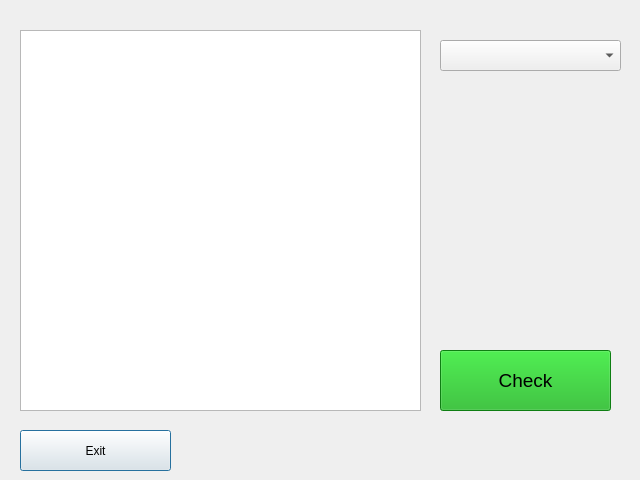
Old version of the form UITrainer.ui in the repository MichailKon/EmotionTrainer.
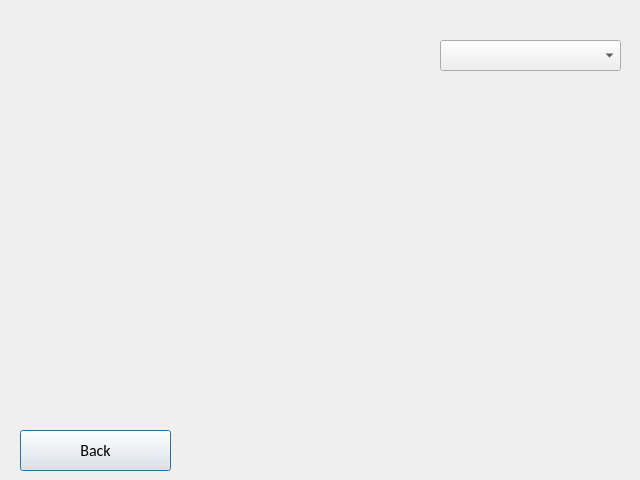
New version of the form.

```diff
--- a/UITrainer.ui
+++ b/UITrainer.ui
@@ -67,16 +67,6 @@
     </property>
    </item>
   </widget>
-  <widget class="QGraphicsView" name="graphicsView">
-   <property name="geometry">
-    <rect>
-     <x>20</x>
-     <y>30</y>
-     <width>401</width>
-     <height>381</height>
-    </rect>
-   </property>
-  </widget>
   <widget class="QPushButton" name="pushButton">
    <property name="geometry">
     <rect>
@@ -86,483 +76,34 @@
      <height>41</height>
     </rect>
    </property>
-   <property name="text">
-    <string>Exit</string>
-   </property>
-  </widget>
-  <widget class="QPushButton" name="pushButton_2">
-   <property name="geometry">
-    <rect>
-     <x>440</x>
-     <y>350</y>
-     <width>171</width>
-     <height>61</height>
-    </rect>
-   </property>
-   <property name="palette">
-    <palette>
-     <active>
-      <colorrole role="WindowText">
-       <brush brushstyle="SolidPattern">
-        <color alpha="255">
-         <red>0</red>
-         <green>0</green>
-         <blue>0</blue>
-        </color>
-       </brush>
-      </colorrole>
-      <colorrole role="Button">
-       <brush brushstyle="SolidPattern">
-        <color alpha="255">
-         <red>20</red>
-         <green>177</green>
-         <blue>25</blue>
-        </color>
-       </brush>
-      </colorrole>
-      <colorrole role="Light">
-       <brush brushstyle="SolidPattern">
-        <color alpha="255">
-         <red>39</red>
-         <green>255</green>
-         <blue>46</blue>
-        </color>
-       </brush>
-      </colorrole>
-      <colorrole role="Midlight">
-       <brush brushstyle="SolidPattern">
-        <color alpha="255">
-         <red>29</red>
-         <green>216</green>
-         <blue>35</blue>
-        </color>
-       </brush>
-      </colorrole>
-      <colorrole role="Dark">
-       <brush brushstyle="SolidPattern">
-        <color alpha="255">
-         <red>10</red>
-         <green>88</green>
-         <blue>12</blue>
-        </color>
-       </brush>
-      </colorrole>
-      <colorrole role="Mid">
-       <brush brushstyle="SolidPattern">
-        <color alpha="255">
-         <red>13</red>
-         <green>118</green>
-         <blue>16</blue>
-        </color>
-       </brush>
-      </colorrole>
-      <colorrole role="Text">
-       <brush brushstyle="SolidPattern">
-        <color alpha="255">
-         <red>0</red>
-         <green>0</green>
-         <blue>0</blue>
-        </color>
-       </brush>
-      </colorrole>
-      <colorrole role="BrightText">
-       <brush brushstyle="SolidPattern">
-        <color alpha="255">
-         <red>255</red>
-         <green>255</green>
-         <blue>255</blue>
-        </color>
-       </brush>
-      </colorrole>
-      <colorrole role="ButtonText">
-       <brush brushstyle="SolidPattern">
-        <color alpha="255">
-         <red>0</red>
-         <green>0</green>
-         <blue>0</blue>
-        </color>
-       </brush>
-      </colorrole>
-      <colorrole role="Base">
-       <brush brushstyle="SolidPattern">
-        <color alpha="255">
-         <red>255</red>
-         <green>255</green>
-         <blue>255</blue>
-        </color>
-       </brush>
-      </colorrole>
-      <colorrole role="Window">
-       <brush brushstyle="SolidPattern">
-        <color alpha="255">
-         <red>20</red>
-         <green>177</green>
-         <blue>25</blue>
-        </color>
-       </brush>
-      </colorrole>
-      <colorrole role="Shadow">
-       <brush brushstyle="SolidPattern">
-        <color alpha="255">
-         <red>0</red>
-         <green>0</green>
-         <blue>0</blue>
-        </color>
-       </brush>
-      </colorrole>
-      <colorrole role="AlternateBase">
-       <brush brushstyle="SolidPattern">
-        <color alpha="255">
-         <red>137</red>
-         <green>216</green>
-         <blue>140</blue>
-        </color>
-       </brush>
-      </colorrole>
-      <colorrole role="ToolTipBase">
-       <brush brushstyle="SolidPattern">
-        <color alpha="255">
-         <red>255</red>
-         <green>255</green>
-         <blue>220</blue>
-        </color>
-       </brush>
-      </colorrole>
-      <colorrole role="ToolTipText">
-       <brush brushstyle="SolidPattern">
-        <color alpha="255">
-         <red>0</red>
-         <green>0</green>
-         <blue>0</blue>
-        </color>
-       </brush>
-      </colorrole>
-      <colorrole role="PlaceholderText">
-       <brush brushstyle="SolidPattern">
-        <color alpha="128">
-         <red>0</red>
-         <green>0</green>
-         <blue>0</blue>
-        </color>
-       </brush>
-      </colorrole>
-     </active>
-     <inactive>
-      <colorrole role="WindowText">
-       <brush brushstyle="SolidPattern">
-        <color alpha="255">
-         <red>0</red>
-         <green>0</green>
-         <blue>0</blue>
-        </color>
-       </brush>
-      </colorrole>
-      <colorrole role="Button">
-       <brush brushstyle="SolidPattern">
-        <color alpha="255">
-         <red>20</red>
-         <green>177</green>
-         <blue>25</blue>
-        </color>
-       </brush>
-      </colorrole>
-      <colorrole role="Light">
-       <brush brushstyle="SolidPattern">
-        <color alpha="255">
-         <red>39</red>
-         <green>255</green>
-         <blue>46</blue>
-        </color>
-       </brush>
-      </colorrole>
-      <colorrole role="Midlight">
-       <brush brushstyle="SolidPattern">
-        <color alpha="255">
-         <red>29</red>
-         <green>216</green>
-         <blue>35</blue>
-        </color>
-       </brush>
-      </colorrole>
-      <colorrole role="Dark">
-       <brush brushstyle="SolidPattern">
-        <color alpha="255">
-         <red>10</red>
-         <green>88</green>
-         <blue>12</blue>
-        </color>
-       </brush>
-      </colorrole>
-      <colorrole role="Mid">
-       <brush brushstyle="SolidPattern">
-        <color alpha="255">
-         <red>13</red>
-         <green>118</green>
-         <blue>16</blue>
-        </color>
-       </brush>
-      </colorrole>
-      <colorrole role="Text">
-       <brush brushstyle="SolidPattern">
-        <color alpha="255">
-         <red>0</red>
-         <green>0</green>
-         <blue>0</blue>
-        </color>
-       </brush>
-      </colorrole>
-      <colorrole role="BrightText">
-       <brush brushstyle="SolidPattern">
-        <color alpha="255">
-         <red>255</red>
-         <green>255</green>
-         <blue>255</blue>
-        </color>
-       </brush>
-      </colorrole>
-      <colorrole role="ButtonText">
-       <brush brushstyle="SolidPattern">
-        <color alpha="255">
-         <red>0</red>
-         <green>0</green>
-         <blue>0</blue>
-        </color>
-       </brush>
-      </colorrole>
-      <colorrole role="Base">
-       <brush brushstyle="SolidPattern">
-        <color alpha="255">
-         <red>255</red>
-         <green>255</green>
-         <blue>255</blue>
-        </color>
-       </brush>
-      </colorrole>
-      <colorrole role="Window">
-       <brush brushstyle="SolidPattern">
-        <color alpha="255">
-         <red>20</red>
-         <green>177</green>
-         <blue>25</blue>
-        </color>
-       </brush>
-      </colorrole>
-      <colorrole role="Shadow">
-       <brush brushstyle="SolidPattern">
-        <color alpha="255">
-         <red>0</red>
-         <green>0</green>
-         <blue>0</blue>
-        </color>
-       </brush>
-      </colorrole>
-      <colorrole role="AlternateBase">
-       <brush brushstyle="SolidPattern">
-        <color alpha="255">
-         <red>137</red>
-         <green>216</green>
-         <blue>140</blue>
-        </color>
-       </brush>
-      </colorrole>
-      <colorrole role="ToolTipBase">
-       <brush brushstyle="SolidPattern">
-        <color alpha="255">
-         <red>255</red>
-         <green>255</green>
-         <blue>220</blue>
-        </color>
-       </brush>
-      </colorrole>
-      <colorrole role="ToolTipText">
-       <brush brushstyle="SolidPattern">
-        <color alpha="255">
-         <red>0</red>
-         <green>0</green>
-         <blue>0</blue>
-        </color>
-       </brush>
-      </colorrole>
-      <colorrole role="PlaceholderText">
-       <brush brushstyle="SolidPattern">
-        <color alpha="128">
-         <red>0</red>
-         <green>0</green>
-         <blue>0</blue>
-        </color>
-       </brush>
-      </colorrole>
-     </inactive>
-     <disabled>
-      <colorrole role="WindowText">
-       <brush brushstyle="SolidPattern">
-        <color alpha="255">
-         <red>10</red>
-         <green>88</green>
-         <blue>12</blue>
-        </color>
-       </brush>
-      </colorrole>
-      <colorrole role="Button">
-       <brush brushstyle="SolidPattern">
-        <color alpha="255">
-         <red>20</red>
-         <green>177</green>
-         <blue>25</blue>
-        </color>
-       </brush>
-      </colorrole>
-      <colorrole role="Light">
-       <brush brushstyle="SolidPattern">
-        <color alpha="255">
-         <red>39</red>
-         <green>255</green>
-         <blue>46</blue>
-        </color>
-       </brush>
-      </colorrole>
-      <colorrole role="Midlight">
-       <brush brushstyle="SolidPattern">
-        <color alpha="255">
-         <red>29</red>
-         <green>216</green>
-         <blue>35</blue>
-        </color>
-       </brush>
-      </colorrole>
-      <colorrole role="Dark">
-       <brush brushstyle="SolidPattern">
-        <color alpha="255">
-         <red>10</red>
-         <green>88</green>
-         <blue>12</blue>
-        </color>
-       </brush>
-      </colorrole>
-      <colorrole role="Mid">
-       <brush brushstyle="SolidPattern">
-        <color alpha="255">
-         <red>13</red>
-         <green>118</green>
-         <blue>16</blue>
-        </color>
-       </brush>
-      </colorrole>
-      <colorrole role="Text">
-       <brush brushstyle="SolidPattern">
-        <color alpha="255">
-         <red>10</red>
-         <green>88</green>
-         <blue>12</blue>
-        </color>
-       </brush>
-      </colorrole>
-      <colorrole role="BrightText">
-       <brush brushstyle="SolidPattern">
-        <color alpha="255">
-         <red>255</red>
-         <green>255</green>
-         <blue>255</blue>
-        </color>
-       </brush>
-      </colorrole>
-      <colorrole role="ButtonText">
-       <brush brushstyle="SolidPattern">
-        <color alpha="255">
-         <red>10</red>
-         <green>88</green>
-         <blue>12</blue>
-        </color>
-       </brush>
-      </colorrole>
-      <colorrole role="Base">
-       <brush brushstyle="SolidPattern">
-        <color alpha="255">
-         <red>20</red>
-         <green>177</green>
-         <blue>25</blue>
-        </color>
-       </brush>
-      </colorrole>
-      <colorrole role="Window">
-       <brush brushstyle="SolidPattern">
-        <color alpha="255">
-         <red>20</red>
-         <green>177</green>
-         <blue>25</blue>
-        </color>
-       </brush>
-      </colorrole>
-      <colorrole role="Shadow">
-       <brush brushstyle="SolidPattern">
-        <color alpha="255">
-         <red>0</red>
-         <green>0</green>
-         <blue>0</blue>
-        </color>
-       </brush>
-      </colorrole>
-      <colorrole role="AlternateBase">
-       <brush brushstyle="SolidPattern">
-        <color alpha="255">
-         <red>20</red>
-         <green>177</green>
-         <blue>25</blue>
-        </color>
-       </brush>
-      </colorrole>
-      <colorrole role="ToolTipBase">
-       <brush brushstyle="SolidPattern">
-        <color alpha="255">
-         <red>255</red>
-         <green>255</green>
-         <blue>220</blue>
-        </color>
-       </brush>
-      </colorrole>
-      <colorrole role="ToolTipText">
-       <brush brushstyle="SolidPattern">
-        <color alpha="255">
-         <red>0</red>
-         <green>0</green>
-         <blue>0</blue>
-        </color>
-       </brush>
-      </colorrole>
-      <colorrole role="PlaceholderText">
-       <brush brushstyle="SolidPattern">
-        <color alpha="128">
-         <red>0</red>
-         <green>0</green>
-         <blue>0</blue>
-        </color>
-       </brush>
-      </colorrole>
-     </disabled>
-    </palette>
-   </property>
    <property name="font">
     <font>
-     <pointsize>14</pointsize>
+     <family>Calibri</family>
+     <pointsize>12</pointsize>
+     <weight>50</weight>
+     <bold>false</bold>
+     <stylestrategy>PreferDefault</stylestrategy>
+     <kerning>true</kerning>
     </font>
    </property>
    <property name="cursor">
     <cursorShape>PointingHandCursor</cursorShape>
    </property>
    <property name="text">
-    <string>Check</string>
+    <string>Back</string>
    </property>
-   <property name="iconSize">
-    <size>
-     <width>40</width>
-     <height>40</height>
-    </size>
+  </widget>
+  <widget class="QLabel" name="Image">
+   <property name="geometry">
+    <rect>
+     <x>10</x>
+     <y>40</y>
+     <width>411</width>
+     <height>351</height>
+    </rect>
    </property>
-   <property name="default">
-    <bool>false</bool>
-   </property>
-   <property name="flat">
-    <bool>false</bool>
+   <property name="text">
+    <string/>
    </property>
   </widget>
  </widget>
```
Left out of the diff: 6 changed lines with no effect on the pictures.
